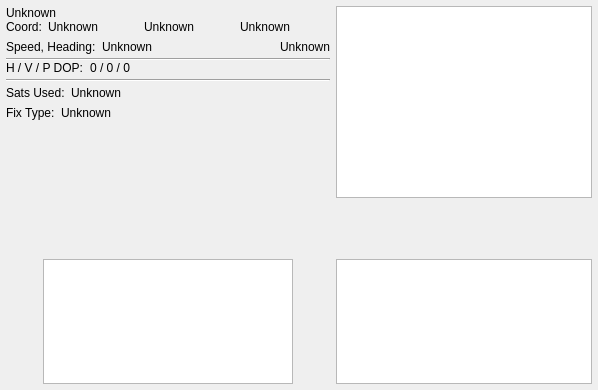
Before: the Qt Designer form ground/gcs/src/plugins/gpsdisplay/gpsdisplaywidget.ui in d-ronin/dRonin, drawn with Qt 5.
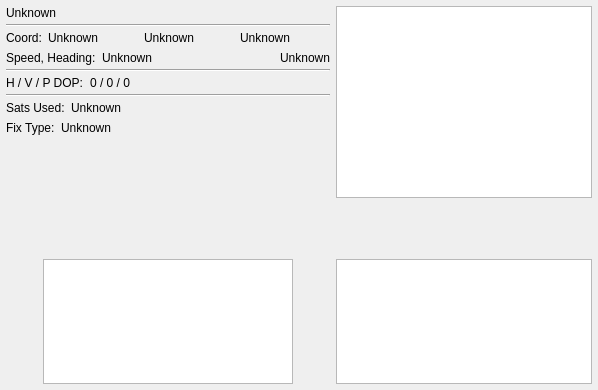
After: the same form once the commit is applied. Custom widgets are drawn as their Qt base class.

Commit message: gpsdisplaywidget: improve spacing

```diff
--- a/ground/gcs/src/plugins/gpsdisplay/gpsdisplaywidget.ui
+++ b/ground/gcs/src/plugins/gpsdisplay/gpsdisplaywidget.ui
@@ -49,7 +49,7 @@
      <widget class="QWidget" name="layoutWidget">
       <layout class="QGridLayout" name="gridLayout" rowstretch="1,0" columnstretch="1,0">
        <item row="0" column="0">
-        <layout class="QVBoxLayout" name="infoVerticalLayout" stretch="0,0,0,0,0,0,0,0,0,0,0,0,0,1">
+        <layout class="QVBoxLayout" name="infoVerticalLayout" stretch="0,0,0,0,0,0,0,0,0,0,0,0,0,0,0,0,0,1">
          <property name="spacing">
           <number>0</number>
          </property>
@@ -60,6 +60,45 @@
            </property>
           </widget>
          </item>
+         <item>
+          <spacer name="verticalSpacer_9">
+           <property name="orientation">
+            <enum>Qt::Vertical</enum>
+           </property>
+           <property name="sizeType">
+            <enum>QSizePolicy::Preferred</enum>
+           </property>
+           <property name="sizeHint" stdset="0">
+            <size>
+             <width>20</width>
+             <height>4</height>
+            </size>
+           </property>
+          </spacer>
+         </item>
+         <item>
+          <widget class="Line" name="line">
+           <property name="orientation">
+            <enum>Qt::Horizontal</enum>
+           </property>
+          </widget>
+         </item>
+         <item>
+          <spacer name="verticalSpacer_10">
+           <property name="orientation">
+            <enum>Qt::Vertical</enum>
+           </property>
+           <property name="sizeType">
+            <enum>QSizePolicy::Preferred</enum>
+           </property>
+           <property name="sizeHint" stdset="0">
+            <size>
+             <width>20</width>
+             <height>4</height>
+            </size>
+           </property>
+          </spacer>
+         </item>
          <item>
           <layout class="QHBoxLayout" name="infoHorizontalLayout1" stretch="0,0,1,0,1,0,1">
            <property name="spacing">
@@ -245,6 +284,22 @@
            </property>
           </widget>
          </item>
+         <item>
+          <spacer name="verticalSpacer_6">
+           <property name="orientation">
+            <enum>Qt::Vertical</enum>
+           </property>
+           <property name="sizeType">
+            <enum>QSizePolicy::Preferred</enum>
+           </property>
+           <property name="sizeHint" stdset="0">
+            <size>
+             <width>20</width>
+             <height>4</height>
+            </size>
+           </property>
+          </spacer>
+         </item>
          <item>
           <layout class="QHBoxLayout" name="infoHorizontalLayout3" stretch="0,0,1">
            <item>
```
